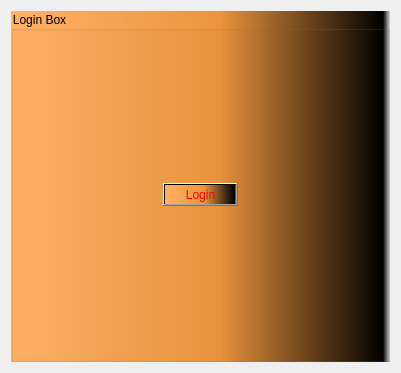
Qt form ui/test_login.ui (sayfoo/pyside6_notepad_clone_test) before a commit.
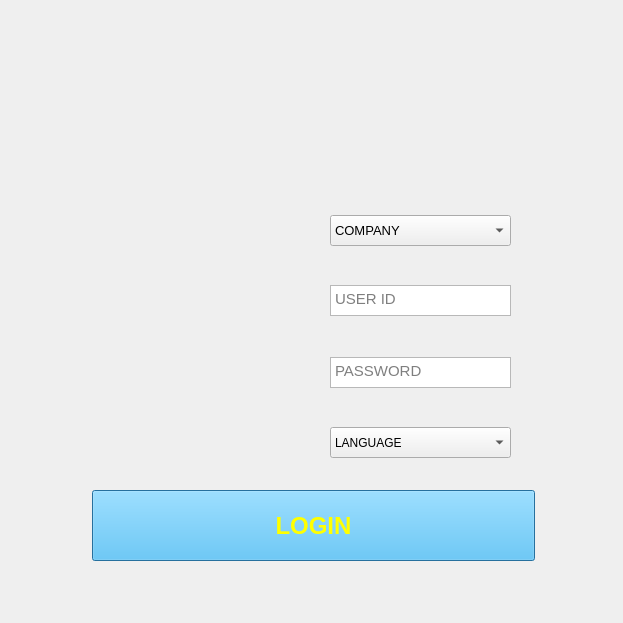
The same form after that commit.

```diff
--- a/ui/test_login.ui
+++ b/ui/test_login.ui
@@ -6,43 +6,240 @@
    <rect>
     <x>0</x>
     <y>0</y>
-    <width>401</width>
-    <height>373</height>
+    <width>623</width>
+    <height>623</height>
    </rect>
   </property>
+  <property name="minimumSize">
+   <size>
+    <width>623</width>
+    <height>623</height>
+   </size>
+  </property>
+  <property name="maximumSize">
+   <size>
+    <width>623</width>
+    <height>623</height>
+   </size>
+  </property>
   <property name="windowTitle">
    <string>로그인</string>
   </property>
-  <layout class="QGridLayout" name="gridLayout">
-   <item row="0" column="0">
-    <widget class="QGroupBox" name="groupBox">
-     <property name="styleSheet">
-      <string notr="true">background-color: qlineargradient(spread:pad, x1:0, y1:0, x2:1, y2:0, stop:0 rgba(255, 178, 102, 255), stop:0.55 rgba(235, 148, 61, 255), stop:0.98 rgba(0, 0, 0, 255), stop:1 rgba(0, 0, 0, 0))</string>
-     </property>
-     <property name="title">
-      <string>Login Box</string>
-     </property>
-     <layout class="QVBoxLayout" name="verticalLayout_2" stretch="0">
-      <item>
-       <layout class="QVBoxLayout" name="verticalLayout">
-        <item alignment="Qt::AlignHCenter|Qt::AlignVCenter">
-         <widget class="QPushButton" name="login_btn">
-          <property name="styleSheet">
-           <string notr="true">background-color:  ;
-color: rgb(255, 0, 0);
-font: 16pt &quot;맑은 고딕&quot;;</string>
-          </property>
-          <property name="text">
-           <string>Login</string>
-          </property>
-         </widget>
-        </item>
-       </layout>
-      </item>
-     </layout>
-    </widget>
+  <property name="layoutDirection">
+   <enum>Qt::RightToLeft</enum>
+  </property>
+  <property name="styleSheet">
+   <string notr="true"/>
+  </property>
+  <widget class="QPushButton" name="login_btn">
+   <property name="geometry">
+    <rect>
+     <x>92</x>
+     <y>490</y>
+     <width>443</width>
+     <height>71</height>
+    </rect>
+   </property>
+   <property name="sizePolicy">
+    <sizepolicy hsizetype="Fixed" vsizetype="Fixed">
+     <horstretch>0</horstretch>
+     <verstretch>0</verstretch>
+    </sizepolicy>
+   </property>
+   <property name="minimumSize">
+    <size>
+     <width>443</width>
+     <height>71</height>
+    </size>
+   </property>
+   <property name="maximumSize">
+    <size>
+     <width>443</width>
+     <height>71</height>
+    </size>
+   </property>
+   <property name="font">
+    <font>
+     <pointsize>18</pointsize>
+     <bold>true</bold>
+    </font>
+   </property>
+   <property name="layoutDirection">
+    <enum>Qt::LeftToRight</enum>
+   </property>
+   <property name="styleSheet">
+    <string notr="true">color: rgb(255, 255, 0);
+background-color: rgb(66, 195, 255);</string>
+   </property>
+   <property name="text">
+    <string>LOGIN</string>
+   </property>
+  </widget>
+  <widget class="QTextEdit" name="userid">
+   <property name="geometry">
+    <rect>
+     <x>330</x>
+     <y>285</y>
+     <width>181</width>
+     <height>31</height>
+    </rect>
+   </property>
+   <property name="sizePolicy">
+    <sizepolicy hsizetype="Fixed" vsizetype="Fixed">
+     <horstretch>0</horstretch>
+     <verstretch>0</verstretch>
+    </sizepolicy>
+   </property>
+   <property name="minimumSize">
+    <size>
+     <width>181</width>
+     <height>31</height>
+    </size>
+   </property>
+   <property name="maximumSize">
+    <size>
+     <width>181</width>
+     <height>31</height>
+    </size>
+   </property>
+   <property name="font">
+    <font>
+     <pointsize>11</pointsize>
+    </font>
+   </property>
+   <property name="layoutDirection">
+    <enum>Qt::LeftToRight</enum>
+   </property>
+   <property name="placeholderText">
+    <string>USER ID</string>
+   </property>
+  </widget>
+  <widget class="QComboBox" name="combo_02">
+   <property name="geometry">
+    <rect>
+     <x>330</x>
+     <y>427</y>
+     <width>181</width>
+     <height>31</height>
+    </rect>
+   </property>
+   <property name="sizePolicy">
+    <sizepolicy hsizetype="Fixed" vsizetype="Fixed">
+     <horstretch>0</horstretch>
+     <verstretch>0</verstretch>
+    </sizepolicy>
+   </property>
+   <property name="minimumSize">
+    <size>
+     <width>181</width>
+     <height>31</height>
+    </size>
+   </property>
+   <property name="maximumSize">
+    <size>
+     <width>181</width>
+     <height>31</height>
+    </size>
+   </property>
+   <property name="layoutDirection">
+    <enum>Qt::LeftToRight</enum>
+   </property>
+   <item>
+    <property name="text">
+     <string>LANGUAGE</string>
+    </property>
    </item>
-  </layout>
+   <item>
+    <property name="text">
+     <string>한국어</string>
+    </property>
+   </item>
+  </widget>
+  <widget class="QTextEdit" name="psswd">
+   <property name="geometry">
+    <rect>
+     <x>330</x>
+     <y>357</y>
+     <width>181</width>
+     <height>31</height>
+    </rect>
+   </property>
+   <property name="sizePolicy">
+    <sizepolicy hsizetype="Fixed" vsizetype="Fixed">
+     <horstretch>0</horstretch>
+     <verstretch>0</verstretch>
+    </sizepolicy>
+   </property>
+   <property name="minimumSize">
+    <size>
+     <width>181</width>
+     <height>31</height>
+    </size>
+   </property>
+   <property name="maximumSize">
+    <size>
+     <width>181</width>
+     <height>31</height>
+    </size>
+   </property>
+   <property name="font">
+    <font>
+     <pointsize>11</pointsize>
+    </font>
+   </property>
+   <property name="layoutDirection">
+    <enum>Qt::LeftToRight</enum>
+   </property>
+   <property name="placeholderText">
+    <string>PASSWORD</string>
+   </property>
+  </widget>
+  <widget class="QComboBox" name="combo_01">
+   <property name="geometry">
+    <rect>
+     <x>330</x>
+     <y>215</y>
+     <width>181</width>
+     <height>31</height>
+    </rect>
+   </property>
+   <property name="sizePolicy">
+    <sizepolicy hsizetype="Fixed" vsizetype="Fixed">
+     <horstretch>0</horstretch>
+     <verstretch>0</verstretch>
+    </sizepolicy>
+   </property>
+   <property name="minimumSize">
+    <size>
+     <width>181</width>
+     <height>31</height>
+    </size>
+   </property>
+   <property name="maximumSize">
+    <size>
+     <width>181</width>
+     <height>31</height>
+    </size>
+   </property>
+   <property name="font">
+    <font>
+     <pointsize>10</pointsize>
+    </font>
+   </property>
+   <property name="layoutDirection">
+    <enum>Qt::LeftToRight</enum>
+   </property>
+   <item>
+    <property name="text">
+     <string>COMPANY</string>
+    </property>
+   </item>
+   <item>
+    <property name="text">
+     <string>본사</string>
+    </property>
+   </item>
+  </widget>
  </widget>
  <resources/>
  <connections/>
```
